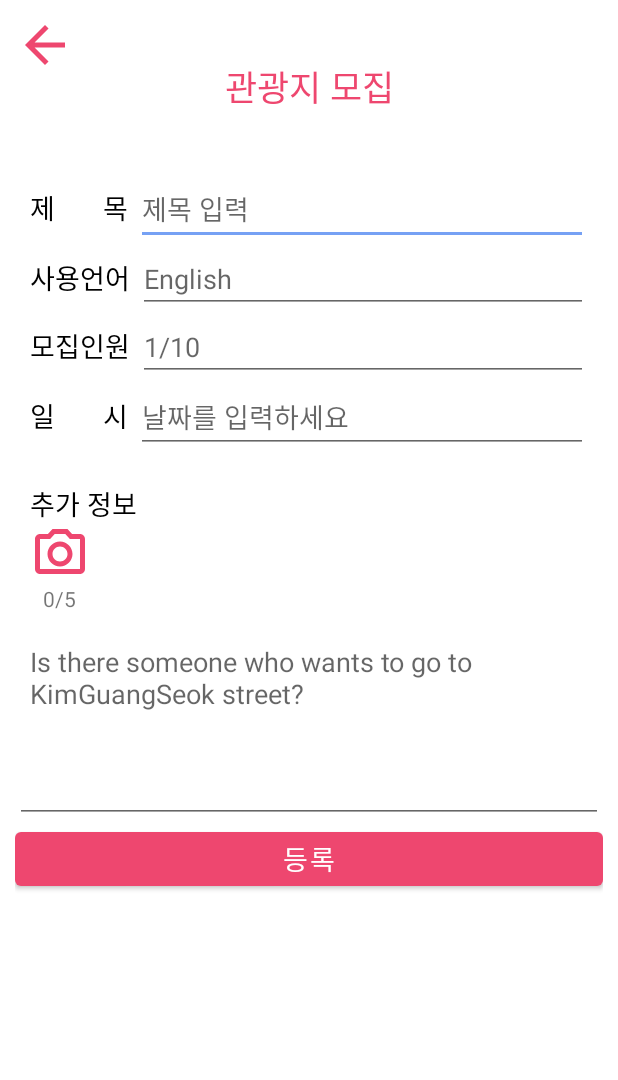
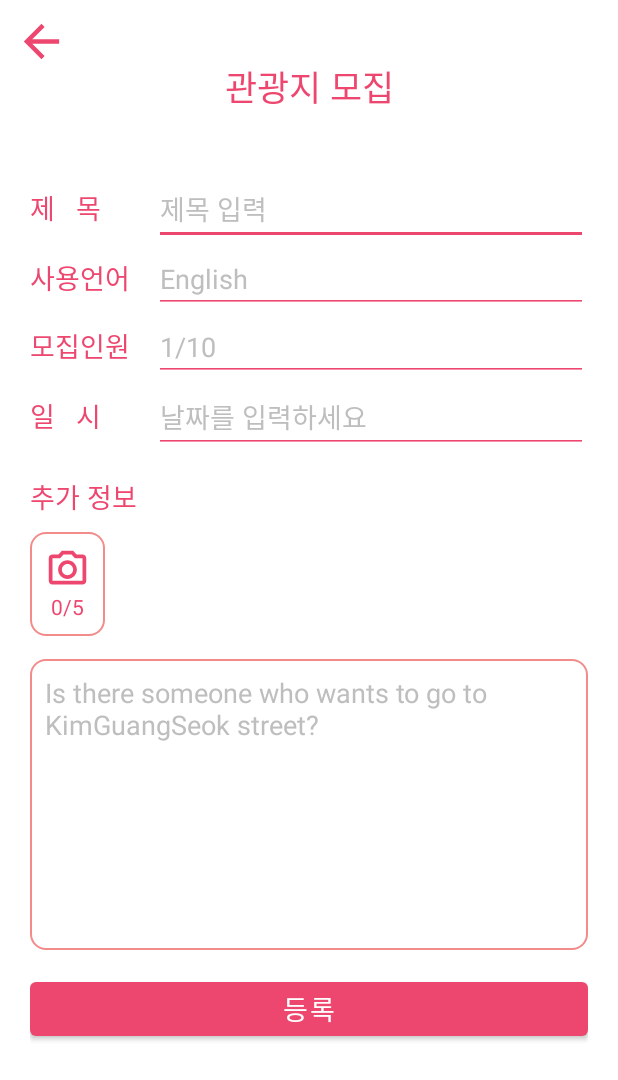
Before and after one commit to Neighboring-Friends/LocalLink, an Android app: the layout activity_write_post.xml on its own in the app's theme, with its tools: preview values and no code run, on a phone screen of 412 x 824 dp. Shown: the top 1080 px of the screen. Run offline under Robolectric (Android 15) with nearby library versions, the phone set to English and light mode, and no system bars; network calls fail.

Commit message:
post page

```diff
--- a/app/src/main/AndroidManifest.xml
+++ b/app/src/main/AndroidManifest.xml
@@ -61,6 +61,9 @@
         <activity
             android:name=".TestActivity"
             android:exported="false"/>
+        <activity
+            android:name=".WritePostActivity"
+            android:exported="false"/>
     </application>
 
 </manifest>
--- a/app/src/main/java/com/example/nextdoorfriend/TestActivity.kt
+++ b/app/src/main/java/com/example/nextdoorfriend/TestActivity.kt
@@ -15,6 +15,7 @@ class TestActivity: AppCompatActivity() {
 
     override fun onCreate(savedInstanceState: Bundle?) {
         super.onCreate(savedInstanceState)
+        setContentView(binding.root)
 
         binding.apply {
             attractionBtn.setOnClickListener {
@@ -24,7 +25,7 @@ class TestActivity: AppCompatActivity() {
                 startActivity(Intent(this@TestActivity, AttractionCourseActivity::class.java))
             }
             writeFab.setOnClickListener {
-
+                startActivity(Intent(this@TestActivity, WritePostActivity::class.java))
             }
         }
 
--- a/app/src/main/java/com/example/nextdoorfriend/WritePostActivity.kt
+++ b/app/src/main/java/com/example/nextdoorfriend/WritePostActivity.kt
@@ -1,6 +1,7 @@
 package com.example.nextdoorfriend
 
 import android.os.Bundle
+import android.widget.Toast
 import androidx.appcompat.app.AppCompatActivity
 import com.example.nextdoorfriend.databinding.ActivityWritePostBinding
 
@@ -12,7 +13,15 @@ class WritePostActivity: AppCompatActivity() {
 
     override fun onCreate(savedInstanceState: Bundle?) {
         super.onCreate(savedInstanceState)
+        setContentView(binding.root)
 
-
+        binding.apply {
+            backImageView.setOnClickListener {
+                finish()
+            }
+            submitButton.setOnClickListener {
+                Toast.makeText(this@WritePostActivity, "post~", Toast.LENGTH_SHORT).show()
+            }
+        }
     }
 }
--- /dev/null
+++ b/app/src/main/res/drawable/round_stroke.xml
@@ -0,0 +1,12 @@
+<?xml version="1.0" encoding="utf-8"?>
+<shape xmlns:android="http://schemas.android.com/apk/res/android"
+    android:shape="rectangle">
+
+    <stroke
+        android:color="@color/secondary"
+        android:width="1dp"/>
+
+    <corners
+        android:radius="10dp"/>
+
+</shape>
--- a/app/src/main/res/layout/activity_write_post.xml
+++ b/app/src/main/res/layout/activity_write_post.xml
@@ -8,8 +8,9 @@
     android:padding="@dimen/padding">
 
     <ImageView
-        android:layout_width="40dp"
-        android:layout_height="40dp"
+        android:id="@+id/back_image_view"
+        android:layout_width="35dp"
+        android:layout_height="35dp"
         android:maxWidth="50dp"
         android:maxHeight="50dp"
         android:adjustViewBounds="true"
@@ -24,6 +25,7 @@
         android:layout_marginTop="30dp"
         android:textSize="23sp"
         android:textColor="@color/primary"
+        android:text="@string/write_post_activity_page_title"
         app:layout_constraintTop_toTopOf="parent"
         app:layout_constraintStart_toStartOf="parent"
         app:layout_constraintEnd_toEndOf="parent"
@@ -31,13 +33,19 @@
         tools:text="관광지 모집"/>
 
     <LinearLayout
+        android:layout_width="match_parent"
+        android:layout_height="wrap_content"
+        android:orientation="vertical"
+        android:padding="@dimen/padding"
+        android:layout_marginTop="30dp"
+        app:layout_constraintTop_toBottomOf="@id/page_name_text_view">
+
+        <LinearLayout
             android:id="@+id/primary_content_layout"
             android:layout_width="match_parent"
             android:layout_height="wrap_content"
             android:orientation="vertical"
             android:gravity="center"
-        android:padding="@dimen/padding"
-        android:layout_marginTop="30dp"
             app:layout_constraintTop_toBottomOf="@id/page_name_text_view"
             app:layout_constraintStart_toStartOf="parent"
             app:layout_constraintEnd_toEndOf="parent">
@@ -47,16 +55,23 @@
                 android:layout_height="wrap_content"
                 android:orientation="horizontal">
                 <TextView
-                android:layout_width="wrap_content"
+                    android:layout_width="0dp"
                     android:layout_height="wrap_content"
-                android:gravity="center"
-                android:typeface="monospace"
+                    android:gravity="start"
                     android:layout_marginEnd="@dimen/margin"
+                    android:textColor="@color/primary"
+                    android:text="@string/write_post_activity_et_label_1"
+                    android:layout_weight="2"
                     style="@style/major_title_text_style"
                     tools:text="제   목"/>
                 <EditText
-                android:layout_width="match_parent"
+                    android:id="@+id/write_post_edit_text_1"
+                    android:layout_width="0dp"
                     android:layout_height="wrap_content"
+                    android:layout_marginStart="@dimen/margin"
+                    android:hint="@string/write_post_activity_et_hint_1"
+                    android:layout_weight="8"
+                    style="@style/edit_text"
                     tools:hint="제목 입력"/>
             </LinearLayout>
 
@@ -65,16 +80,23 @@
                 android:layout_height="wrap_content"
                 android:orientation="horizontal">
                 <TextView
-                android:layout_width="wrap_content"
+                    android:layout_width="0dp"
                     android:layout_height="wrap_content"
-                android:gravity="center"
-                android:typeface="monospace"
+                    android:gravity="start"
                     android:layout_marginEnd="@dimen/margin"
+                    android:textColor="@color/primary"
+                    android:text="@string/write_post_activity_et_label_2"
+                    android:layout_weight="2"
                     style="@style/major_title_text_style"
                     tools:text="사용언어"/>
                 <EditText
-                android:layout_width="match_parent"
+                    android:id="@+id/write_post_edit_text_2"
+                    android:layout_width="0dp"
                     android:layout_height="wrap_content"
+                    android:layout_marginStart="@dimen/margin"
+                    android:hint="@string/write_post_activity_et_hint_2"
+                    android:layout_weight="8"
+                    style="@style/edit_text"
                     tools:hint="English"/>
             </LinearLayout>
 
@@ -83,16 +105,23 @@
                 android:layout_height="wrap_content"
                 android:orientation="horizontal">
                 <TextView
-                android:layout_width="wrap_content"
+                    android:layout_width="0dp"
                     android:layout_height="wrap_content"
-                android:gravity="center"
-                android:typeface="monospace"
+                    android:gravity="start"
                     android:layout_marginEnd="@dimen/margin"
+                    android:textColor="@color/primary"
+                    android:text="@string/write_post_activity_et_label_3"
+                    android:layout_weight="2"
                     style="@style/major_title_text_style"
                     tools:text="모집인원"/>
                 <EditText
-                android:layout_width="match_parent"
+                    android:id="@+id/write_post_edit_text_3"
+                    android:layout_width="0dp"
                     android:layout_height="wrap_content"
+                    android:layout_marginStart="@dimen/margin"
+                    android:hint="@string/write_post_activity_et_hint_3"
+                    android:layout_weight="8"
+                    style="@style/edit_text"
                     tools:hint="1/10"/>
             </LinearLayout>
 
@@ -101,16 +130,23 @@
                 android:layout_height="wrap_content"
                 android:orientation="horizontal">
                 <TextView
-                android:layout_width="wrap_content"
+                    android:layout_width="0dp"
                     android:layout_height="wrap_content"
-                android:gravity="center"
-                android:typeface="monospace"
+                    android:gravity="start"
                     android:layout_marginEnd="@dimen/margin"
+                    android:textColor="@color/primary"
+                    android:text="@string/write_post_activity_et_label_4"
+                    android:layout_weight="2"
                     style="@style/major_title_text_style"
                     tools:text="일   시"/>
                 <EditText
-                android:layout_width="match_parent"
+                    android:id="@+id/write_post_edit_text_4"
+                    android:layout_width="0dp"
                     android:layout_height="wrap_content"
+                    android:layout_marginStart="@dimen/margin"
+                    android:hint="@string/write_post_activity_et_hint_4"
+                    android:layout_weight="8"
+                    style="@style/edit_text"
                     tools:hint="날짜를 입력하세요"/>
             </LinearLayout>
 
@@ -121,12 +157,14 @@
             android:layout_width="match_parent"
             android:layout_height="wrap_content"
             android:orientation="vertical"
-        android:padding="@dimen/padding"
+            android:layout_marginTop="15dp"
             app:layout_constraintTop_toBottomOf="@id/primary_content_layout">
 
             <TextView
                 android:layout_width="wrap_content"
                 android:layout_height="wrap_content"
+                android:textColor="@color/primary"
+                android:text="@string/write_post_activity_extra_content"
                 style="@style/major_title_text_style"
                 tools:text="추가 정보"/>
 
@@ -134,15 +172,21 @@
                 android:layout_width="wrap_content"
                 android:layout_height="wrap_content"
                 android:orientation="vertical"
-            android:gravity="center_horizontal">
+                android:gravity="center"
+                android:padding="@dimen/padding"
+                android:layout_marginTop="10dp"
+                android:background="@drawable/round_stroke">
 
                 <ImageView
-                android:layout_width="40dp"
-                android:layout_height="40dp"
+                    android:id="@+id/camera_image_view"
+                    android:layout_width="30dp"
+                    android:layout_height="30dp"
                     android:src="@drawable/outline_photo_camera_24"/>
                 <TextView
                     android:layout_width="wrap_content"
                     android:layout_height="wrap_content"
+                    android:textColor="@color/primary"
+                    android:text="0/5"
                     tools:text="0/5"/>
             </LinearLayout>
         </LinearLayout>
@@ -151,11 +195,15 @@
             android:id="@+id/posting_content_edit_text"
             android:layout_width="match_parent"
             android:layout_height="wrap_content"
-        android:lines="5"
-        android:maxLines="5"
+            android:lines="8"
+            android:maxLines="8"
             android:scrollbars="vertical"
             android:gravity="top"
             android:padding="@dimen/padding"
+            android:layout_marginTop="15dp"
+            android:background="@drawable/round_stroke"
+            android:textColorHint="@color/hint_text_color"
+            android:hint="@string/write_post_activity_extra_content_hint"
             app:layout_constraintTop_toBottomOf="@id/secondary_content_layout"
             tools:hint="Is there someone who wants to go to KimGuangSeok street?"/>
 
@@ -164,8 +212,14 @@
             android:layout_width="match_parent"
             android:layout_height="wrap_content"
             android:textSize="@dimen/major_title_text_size"
+            android:layout_marginTop="15dp"
+            android:text="@string/write_post_activity_post_button"
             app:layout_constraintTop_toBottomOf="@id/posting_content_edit_text"
             tools:text="등록"/>
 
+    </LinearLayout>
+
+
+
 
 </androidx.constraintlayout.widget.ConstraintLayout>
--- a/app/src/main/res/values/colors.xml
+++ b/app/src/main/res/values/colors.xml
@@ -10,7 +10,10 @@
 
     <color name="major_text_color">#000000</color>
     <color name="minor_text_color">#7A7A7A</color>
+    <color name="hint_text_color">#BEBEBE</color>
 
     <color name="primary">#EE476F</color>
     <color name="secondary">#F48B8B</color>
+
+    <color name="transparent">#00FFFFFF</color>
 </resources>
--- a/app/src/main/res/values/strings.xml
+++ b/app/src/main/res/values/strings.xml
@@ -1,6 +1,20 @@
 <resources>
     <string name="app_name">Local Link</string>
     <string name="default_notification_channel_id">default_notification_channel_id</string>
+
     <string name="attraction_detail_tab_1">설명</string>
     <string name="attraction_detail_tab_2">모집</string>
+
+    <string name="write_post_activity_page_title">관광지 모집</string>
+    <string name="write_post_activity_et_label_1">제목</string>
+    <string name="write_post_activity_et_hint_1">제목 입력</string>
+    <string name="write_post_activity_et_label_2">사용언어</string>
+    <string name="write_post_activity_et_hint_2">영어</string>
+    <string name="write_post_activity_et_label_3">모집인원</string>
+    <string name="write_post_activity_et_hint_3">1/10</string>
+    <string name="write_post_activity_et_label_4">일시</string>
+    <string name="write_post_activity_et_hint_4">날짜를 입력하세요</string>
+    <string name="write_post_activity_extra_content">추가 정보</string>
+    <string name="write_post_activity_extra_content_hint">그리고..</string>
+    <string name="write_post_activity_post_button">등록</string>
 </resources>
--- a/app/src/main/res/values/styles.xml
+++ b/app/src/main/res/values/styles.xml
@@ -31,4 +31,9 @@
         <item name = "android:textColor">@color/minor_text_color</item>
         <item name = "android:breakStrategy">high_quality</item>
     </style>
+
+    <style name="edit_text">
+        <item name="android:textColorHint">@color/hint_text_color</item>
+        <item name="android:backgroundTint">@color/primary</item>
+    </style>
 </resources>
```
Lines whose indentation alone changed are shown as unchanged.
